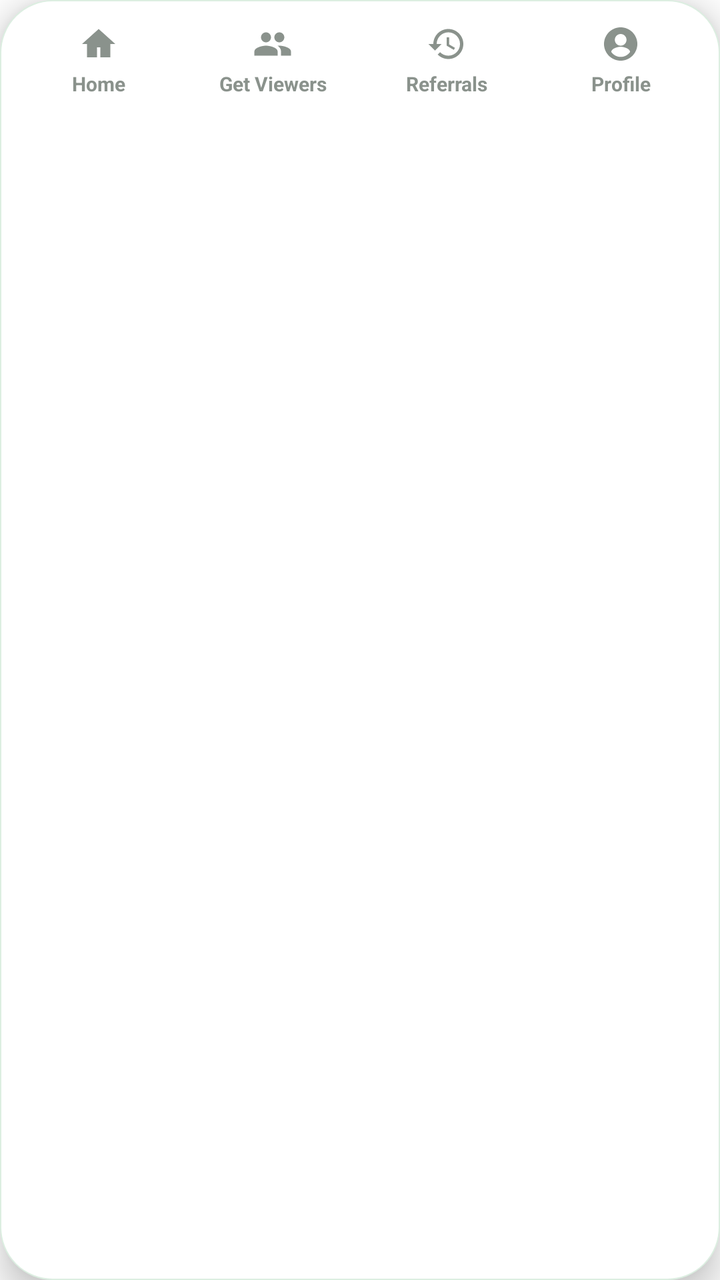
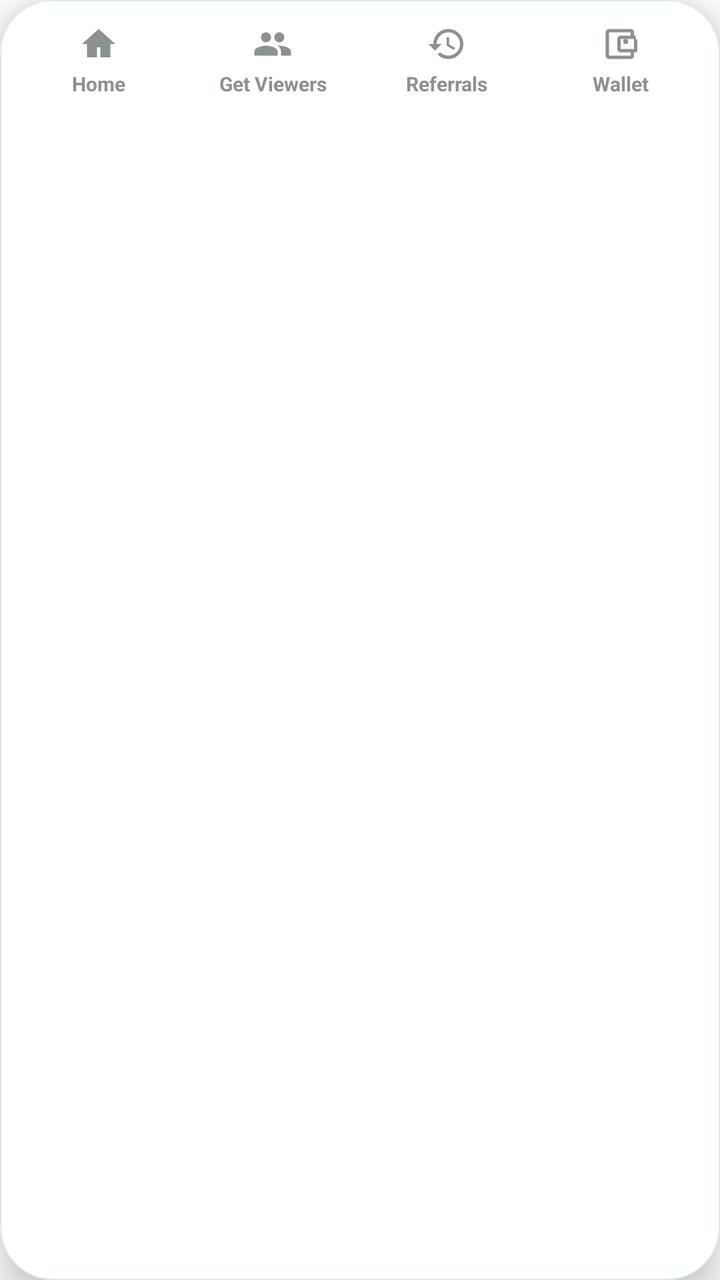

Screens rendered from an Android XML layout before and after an edit, with the pre-edit source and the edit as a unified diff.
<!-- AndroidManifest.xml: application theme Theme.VGKontact -->
<!-- res/layout/bottom_nav_bar.xml -->
<?xml version="1.0" encoding="utf-8"?>
<LinearLayout xmlns:android="http://schemas.android.com/apk/res/android"
    xmlns:app="http://schemas.android.com/apk/res-auto"
    android:id="@+id/bottomNavBar"
    android:layout_width="match_parent"
    android:layout_height="wrap_content"
    android:layout_gravity="bottom"
    android:layout_marginStart="14dp"
    android:layout_marginEnd="14dp"
    android:layout_marginBottom="14dp"
    android:orientation="horizontal"
    android:background="@drawable/floating_nav_background"
    android:elevation="10dp"
    android:paddingTop="6dp"
    android:paddingBottom="6dp"
    android:paddingStart="6dp"
    android:paddingEnd="6dp">

    <LinearLayout
        android:id="@+id/navHomeTab"
        android:layout_width="0dp"
        android:layout_height="wrap_content"
        android:layout_weight="1"
        android:orientation="vertical"
        android:gravity="center"
        android:clickable="true"
        android:focusable="true"
        android:background="?android:attr/selectableItemBackgroundBorderless"
        android:paddingTop="6dp"
        android:paddingBottom="6dp">

        <ImageView
            android:id="@+id/navHomeIcon"
            android:layout_width="20dp"
            android:layout_height="20dp"
            android:src="@drawable/ic_home"
            app:tint="@color/text_muted" />

        <TextView
            android:id="@+id/navHomeLabel"
            android:layout_width="wrap_content"
            android:layout_height="wrap_content"
            android:layout_marginTop="3dp"
            android:text="@string/nav_home"
            android:textSize="10sp"
            android:textStyle="bold"
            android:textColor="@color/text_muted" />

    </LinearLayout>

    <LinearLayout
        android:id="@+id/navUpgradeTab"
        android:layout_width="0dp"
        android:layout_height="wrap_content"
        android:layout_weight="1"
        android:orientation="vertical"
        android:gravity="center"
        android:clickable="true"
        android:focusable="true"
        android:background="?android:attr/selectableItemBackgroundBorderless"
        android:paddingTop="6dp"
        android:paddingBottom="6dp">

        <ImageView
            android:id="@+id/navUpgradeIcon"
            android:layout_width="20dp"
            android:layout_height="20dp"
            android:src="@drawable/ic_contacts"
            app:tint="@color/text_muted" />

        <TextView
            android:id="@+id/navUpgradeLabel"
            android:layout_width="wrap_content"
            android:layout_height="wrap_content"
            android:layout_marginTop="3dp"
            android:text="@string/nav_upgrade"
            android:textSize="10sp"
            android:textStyle="bold"
            android:textColor="@color/text_muted" />

    </LinearLayout>

    <LinearLayout
        android:id="@+id/navHistoryTab"
        android:layout_width="0dp"
        android:layout_height="wrap_content"
        android:layout_weight="1"
        android:orientation="vertical"
        android:gravity="center"
        android:clickable="true"
        android:focusable="true"
        android:background="?android:attr/selectableItemBackgroundBorderless"
        android:paddingTop="6dp"
        android:paddingBottom="6dp">

        <ImageView
            android:id="@+id/navHistoryIcon"
            android:layout_width="20dp"
            android:layout_height="20dp"
            android:src="@drawable/ic_history"
            app:tint="@color/text_muted" />

        <TextView
            android:id="@+id/navHistoryLabel"
            android:layout_width="wrap_content"
            android:layout_height="wrap_content"
            android:layout_marginTop="3dp"
            android:text="@string/nav_history"
            android:textSize="10sp"
            android:textStyle="bold"
            android:textColor="@color/text_muted" />

    </LinearLayout>

    <LinearLayout
        android:id="@+id/navProfileTab"
        android:layout_width="0dp"
        android:layout_height="wrap_content"
        android:layout_weight="1"
        android:orientation="vertical"
        android:gravity="center"
        android:clickable="true"
        android:focusable="true"
        android:background="?android:attr/selectableItemBackgroundBorderless"
        android:paddingTop="6dp"
        android:paddingBottom="6dp">

        <ImageView
            android:id="@+id/navProfileIcon"
            android:layout_width="20dp"
            android:layout_height="20dp"
            android:src="@drawable/ic_profile"
            app:tint="@color/text_muted" />

        <TextView
            android:id="@+id/navProfileLabel"
            android:layout_width="wrap_content"
            android:layout_height="wrap_content"
            android:layout_marginTop="3dp"
            android:text="@string/nav_profile"
            android:textSize="10sp"
            android:textStyle="bold"
            android:textColor="@color/text_muted" />

    </LinearLayout>

</LinearLayout>
<!-- resources referenced by this layout -->
<resources>
  <color name="text_muted">#8A928C</color>
  <!-- drawable floating_nav_background (drawable) -->
  <?xml version="1.0" encoding="utf-8"?>
  <shape xmlns:android="http://schemas.android.com/apk/res/android"
      android:shape="rectangle">
      <solid android:color="@color/white" />
      <corners android:radius="26dp" />
      <stroke
          android:width="0.5dp"
          android:color="@color/stats_card_border" />
  </shape>
  <!-- drawable ic_contacts (drawable) -->
  <vector xmlns:android="http://schemas.android.com/apk/res/android"
      android:width="24dp"
      android:height="24dp"
      android:viewportWidth="24"
      android:viewportHeight="24">
      <path
          android:fillColor="#FF000000"
          android:pathData="M16,11c1.66,0 2.99,-1.34 2.99,-3S17.66,5 16,5c-1.66,0 -3,1.34 -3,3s1.34,3 3,3zM8,11c1.66,0 2.99,-1.34 2.99,-3S9.66,5 8,5C6.34,5 5,6.34 5,8s1.34,3 3,3zM8,13c-2.33,0 -7,1.17 -7,3.5L1,19h14v-2.5C15,14.17 10.33,13 8,13zM16,13c-0.29,0 -0.62,0.02 -0.97,0.05 1.16,0.84 1.97,1.97 1.97,3.45L17,19h6v-2.5C23,14.17 18.33,13 16,13z"/>
  </vector>
  <!-- drawable ic_history (drawable) -->
  <vector xmlns:android="http://schemas.android.com/apk/res/android"
      android:width="24dp"
      android:height="24dp"
      android:viewportWidth="24"
      android:viewportHeight="24">
      <path
          android:fillColor="#FF000000"
          android:pathData="M13,3c-4.97,0 -9,4.03 -9,9L1,12l3.89,3.89 0.07,0.14L9,12L6,12c0,-3.87 3.13,-7 7,-7s7,3.13 7,7 -3.13,7 -7,7c-1.93,0 -3.68,-0.79 -4.94,-2.06l-1.42,1.42C8.27,19.99 10.51,21 13,21c4.97,0 9,-4.03 9,-9s-4.03,-9 -9,-9zM12,8v5l4.28,2.54 0.72,-1.21 -3.5,-2.08L13.5,8L12,8z"/>
  </vector>
  <!-- drawable ic_home (drawable) -->
  <vector xmlns:android="http://schemas.android.com/apk/res/android"
      android:width="24dp"
      android:height="24dp"
      android:viewportWidth="24"
      android:viewportHeight="24">
      <path
          android:fillColor="#FF000000"
          android:pathData="M12,3L2,12h3v8h6v-6h2v6h6v-8h3L12,3z"/>
  </vector>
  <!-- drawable ic_profile (drawable) -->
  <vector xmlns:android="http://schemas.android.com/apk/res/android"
      android:width="24dp"
      android:height="24dp"
      android:viewportWidth="24"
      android:viewportHeight="24">
      <path
          android:fillColor="#FF000000"
          android:pathData="M12,2C6.48,2 2,6.48 2,12s4.48,10 10,10 10,-4.48 10,-10S17.52,2 12,2zM12,6c1.93,0 3.5,1.57 3.5,3.5S13.93,13 12,13s-3.5,-1.57 -3.5,-3.5S10.07,6 12,6zM12,19.75c-2.33,0 -4.42,-1.19 -5.65,-3c0.03,-1.99 3.77,-3.08 5.65,-3.08c1.87,0 5.62,1.09 5.65,3.08C16.42,18.56 14.33,19.75 12,19.75z"/>
  </vector>
  <string name="nav_history">Referrals</string>
  <string name="nav_home">Home</string>
  <string name="nav_profile">Profile</string>
  <string name="nav_upgrade">Get Viewers</string>
  <style name="Theme.VGKontact" parent="Theme.MaterialComponents.DayNight.NoActionBar">
          
          <item name="colorPrimary">#25D366</item>
          <item name="colorPrimaryVariant">#128C7E</item>
          <item name="colorOnPrimary">#FFFFFF</item>
  
          
          <item name="android:windowBackground">#FFFFFF</item>
          <item name="android:textColorPrimary">#000000</item>
          <item name="android:textColorSecondary">#555555</item>
  
          
          <item name="android:forceDarkAllowed">false</item>
  
          
          <item name="popupMenuStyle">@style/VGKontactPopupMenu</item>
          <item name="popupTheme">@style/ThemeOverlay.MaterialComponents.Light</item>
  
          
      </style>
  <color name="white">#FFFFFF</color>
  <color name="stats_card_border">#DCEEE1</color>
  <style name="VGKontactPopupMenu" parent="Widget.MaterialComponents.PopupMenu">
          <item name="android:popupBackground">@android:color/white</item>
      </style>
</resources>

<!-- the commit's change to res/layout/bottom_nav_bar.xml (unified diff, before → after) -->
@@ -113,7 +113,7 @@
     </LinearLayout>
 
     <LinearLayout
-        android:id="@+id/navProfileTab"
+        android:id="@+id/navWalletTab"
         android:layout_width="0dp"
         android:layout_height="wrap_content"
         android:layout_weight="1"
@@ -126,18 +126,18 @@
         android:paddingBottom="6dp">
 
         <ImageView
-            android:id="@+id/navProfileIcon"
+            android:id="@+id/navWalletIcon"
             android:layout_width="20dp"
             android:layout_height="20dp"
-            android:src="@drawable/ic_profile"
+            android:src="@drawable/ic_wallet"
             app:tint="@color/text_muted" />
 
         <TextView
-            android:id="@+id/navProfileLabel"
+            android:id="@+id/navWalletLabel"
             android:layout_width="wrap_content"
             android:layout_height="wrap_content"
             android:layout_marginTop="3dp"
-            android:text="@string/nav_profile"
+            android:text="@string/nav_wallet"
             android:textSize="10sp"
             android:textStyle="bold"
             android:textColor="@color/text_muted" />
<!-- resource entries referenced after the edit -->
@@ -41,7 +41,7 @@
           android:fillColor="#FF000000"
           android:pathData="M12,3L2,12h3v8h6v-6h2v6h6v-8h3L12,3z"/>
   </vector>
-  <!-- drawable ic_profile (drawable) -->
+  <!-- drawable ic_wallet (drawable) -->
   <vector xmlns:android="http://schemas.android.com/apk/res/android"
       android:width="24dp"
       android:height="24dp"
@@ -49,12 +49,15 @@
       android:viewportHeight="24">
       <path
           android:fillColor="#FF000000"
-          android:pathData="M12,2C6.48,2 2,6.48 2,12s4.48,10 10,10 10,-4.48 10,-10S17.52,2 12,2zM12,6c1.93,0 3.5,1.57 3.5,3.5S13.93,13 12,13s-3.5,-1.57 -3.5,-3.5S10.07,6 12,6zM12,19.75c-2.33,0 -4.42,-1.19 -5.65,-3c0.03,-1.99 3.77,-3.08 5.65,-3.08c1.87,0 5.62,1.09 5.65,3.08C16.42,18.56 14.33,19.75 12,19.75z"/>
+          android:pathData="M21,7L20,7L20,5c0,-1.1 -0.9,-2 -2,-2L5,3c-1.11,0 -2,0.9 -2,2v14c0,1.1 0.89,2 2,2h13c1.1,0 2,-0.9 2,-2v-2h1c0.55,0 1,-0.45 1,-1v-6c0,-0.55 -0.45,-1 -1,-1zM19,19L5,19L5,5h13v2h-6c-1.1,0 -2,0.9 -2,2v6c0,1.1 0.9,2 2,2h6v2zM12,15L12,9h8v6h-8z"/>
+      <path
+          android:fillColor="#FF000000"
+          android:pathData="M15,10.5m-1.5,0a1.5,1.5 0,1 1,3 0a1.5,1.5 0,1 1,-3 0"/>
   </vector>
   <string name="nav_history">Referrals</string>
   <string name="nav_home">Home</string>
-  <string name="nav_profile">Profile</string>
   <string name="nav_upgrade">Get Viewers</string>
+  <string name="nav_wallet">Wallet</string>
   <style name="Theme.VGKontact" parent="Theme.MaterialComponents.DayNight.NoActionBar">
           
           <item name="colorPrimary">#25D366</item>
